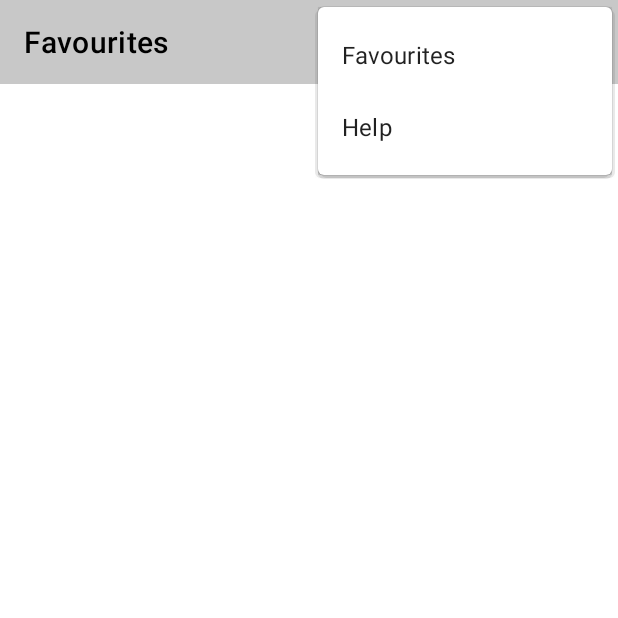
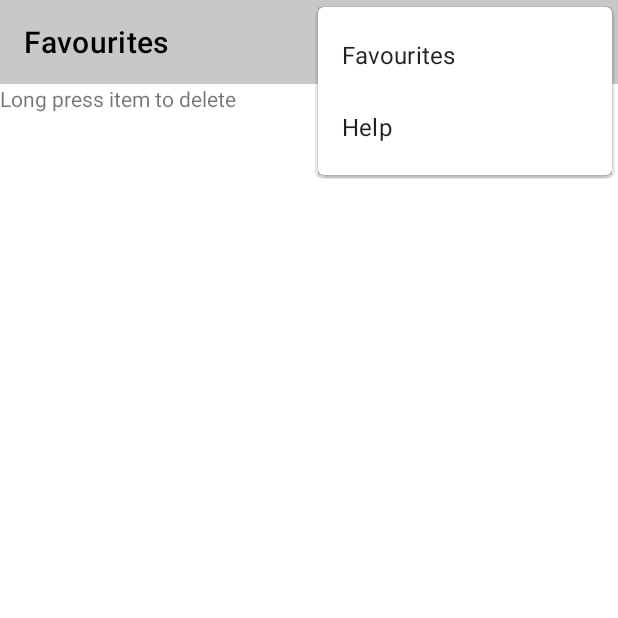
Before and after one commit to abundanceesim/AreYouHungry, an Android app: the FavouritesActivity screen opened directly, with no data from a screen before it, with the options menu open, on a phone screen of 412 x 824 dp, the top half of it. Run offline under Robolectric (Android 15) with nearby library versions, the phone set to English and light mode, and no system bars.

```diff
--- a/app/src/main/java/com/cst2335/areyouhungry/FavouritesActivity.java
+++ b/app/src/main/java/com/cst2335/areyouhungry/FavouritesActivity.java
@@ -6,8 +6,14 @@ import androidx.appcompat.widget.Toolbar;
 import android.os.Bundle;
 import android.view.Menu;
 import android.view.MenuInflater;
+import android.widget.ListView;
+
+import java.util.ArrayList;
 
 public class FavouritesActivity extends AppCompatActivity {
+    /*FavouritesAdapter myAdapter;
+    ArrayList<Favourites> recipes = new ArrayList<>();  //array list that would contain messages.*/
+    ListView myList;
 
     @Override
     protected void onCreate(Bundle savedInstanceState) {
--- a/app/src/main/java/com/cst2335/areyouhungry/RecipeFragment.java
+++ b/app/src/main/java/com/cst2335/areyouhungry/RecipeFragment.java
@@ -26,7 +26,7 @@ public class RecipeFragment extends Fragment {
     Switch fav_switch;
     TextView recipeTitle;
     String title;
-    //boolean isFavourite;
+    boolean isFavourite;
 
     // TODO: Rename and change types of parameters
     private String mParam1;
@@ -83,6 +83,7 @@ public class RecipeFragment extends Fragment {
 
         fav_switch.setOnCheckedChangeListener((compoundButton, b) -> {
             if (b) {
+                isFavourite = true;
                 Toast.makeText(getActivity(), "Added to favourites", Toast.LENGTH_SHORT).show();
             } else {
                 Toast.makeText(getActivity(), "Removed from favourites", Toast.LENGTH_LONG).show();
--- a/app/src/main/res/layout/activity_favourites.xml
+++ b/app/src/main/res/layout/activity_favourites.xml
@@ -1,5 +1,5 @@
 <?xml version="1.0" encoding="utf-8"?>
-<androidx.constraintlayout.widget.ConstraintLayout
+<RelativeLayout
     xmlns:android="http://schemas.android.com/apk/res/android"
     xmlns:tools="http://schemas.android.com/tools"
     xmlns:app="http://schemas.android.com/apk/res-auto"
@@ -9,4 +9,16 @@
 
     <include android:id="@+id/toolBar"  layout="@layout/toolbar_layout"/>
 
-  </androidx.constraintlayout.widget.ConstraintLayout>
+    <TextView
+        android:id="@+id/instructionText"
+        android:layout_width="match_parent"
+        android:layout_height="wrap_content"
+        android:text="Long press item to delete"
+        android:layout_below="@id/toolBar"/>
+    <ListView
+        android:id="@+id/favouritesList"
+        android:layout_width="match_parent"
+        android:layout_height="wrap_content"
+        android:layout_below="@id/instructionText"/>
+
+  </RelativeLayout>
```
Also changed, not shown: app/src/main/res/layout/favourites_list_layout.xml (added, +15 -0 lines).
